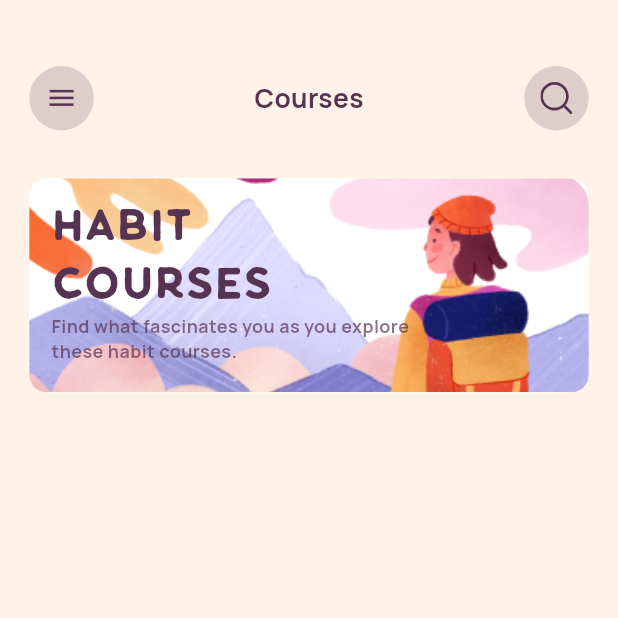
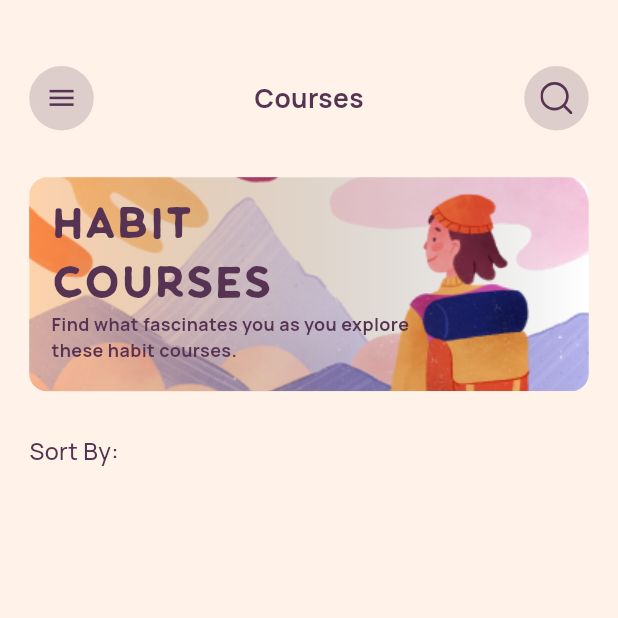
Before and after one commit to Gbenga-Abiodun/habit-app, a Flutter app: the CoursePage screen opened by its route, on a phone screen of 412 x 824 dp, the top half of it. Run offline on Flutter 3.47's test engine with Material 3 defaults, Android fonts, the light colour scheme and no system bars; drawn by our look-alikes of auto_size_text; our stand-ins replace cached_network_image, cloud_firestore, dropdown_button2, firebase_auth, firebase_core, flutter_svg and 5 more; accounts and stored records are empty.

Commit message:
working on the courses page and have done the time wheel

```diff
--- a/lib/config/themes/gradient.dart
+++ b/lib/config/themes/gradient.dart
@@ -14,4 +14,14 @@ final  Gradient = LinearGradient(
     1.0,
   ],);
 
+final  courseCardGradient = LinearGradient(
+  begin: Alignment.centerLeft,
+  end: Alignment.centerRight,
+  colors: [
+    AppColors.textInputColor.withOpacity(0.5,),
+    Colors.transparent
+  ],
+);
+
 LinearGradient signUpGradient()=> Gradient;
+LinearGradient courseCard()=> courseCardGradient;
--- a/lib/navigation/community_page_navigation.dart
+++ b/lib/navigation/community_page_navigation.dart
@@ -7,7 +7,6 @@ import 'package:habit_app/pages/profile/profile_page.dart';
 import 'package:habit_app/pages/settings/settings_page.dart';
 import 'package:habit_app/routes/route_helper.dart';
 import 'package:habit_app/routes/route_keys.dart';
-import 'package:page_transition/page_transition.dart';
 
 
 class CommunityPageNavigation extends GetView<NavController> {
--- a/lib/navigation/course_page_navigation.dart
+++ b/lib/navigation/course_page_navigation.dart
@@ -3,7 +3,6 @@ import 'package:get/get.dart';
 import 'package:habit_app/controller/nav_controller.dart';
 import 'package:habit_app/pages/course/course_page.dart';
 import 'package:habit_app/routes/route_keys.dart';
-import 'package:page_transition/page_transition.dart';
 
 import '../pages/habit/new_habit_page.dart';
 import '../routes/route_helper.dart';
--- a/lib/navigation/home_page_navigation.dart
+++ b/lib/navigation/home_page_navigation.dart
@@ -5,7 +5,6 @@ import 'package:habit_app/controller/nav_controller.dart';
 import 'package:habit_app/pages/habit/new_habit_page.dart';
 import 'package:habit_app/pages/home/home_page.dart';
 import 'package:habit_app/routes/route_keys.dart';
-import 'package:page_transition/page_transition.dart';
 
 import '../routes/route_helper.dart';
 
--- a/lib/pages/course/course_page.dart
+++ b/lib/pages/course/course_page.dart
@@ -1,11 +1,14 @@
+import 'package:dropdown_button2/dropdown_button2.dart';
 import 'package:flutter/material.dart';
 import 'package:flutter_svg/flutter_svg.dart';
 import 'package:habit_app/utils/colors.dart';
 import 'package:habit_app/widgets/circle_icon.dart';
 import 'package:habit_app/widgets/course_card.dart';
 import 'package:habit_app/widgets/custom_app_bar.dart';
+import 'package:habit_app/widgets/scroll_view.dart';
 import 'package:habit_app/widgets/small_text.dart';
 import 'package:habit_app/widgets/top_space.dart';
+import 'package:flutter_svg_provider/flutter_svg_provider.dart' as provider;
 
 import '../../generated/assets.dart';
 import '../../utils/dimensions.dart';
@@ -17,7 +20,9 @@ class CoursePage extends StatelessWidget {
   Widget build(BuildContext context) {
     return Scaffold(
       backgroundColor: AppColors.scaffoldBg2,
-      body: Column(
+      body: AppScrollView(
+        physics: NeverScrollableScrollPhysics(),
+        child: Column(
           children: [
             TopSpace(),
             CustomAppBar(
@@ -38,9 +43,87 @@ class CoursePage extends StatelessWidget {
                 size: Dimensions.height11 * 2,
               ),
             ),
-          SizedBox(height: 32,),
-          CourseCard(),
+            SizedBox(
+              height: Dimensions.height12 * 2.666666666666667,
+            ),
+            const CourseCard(),
+            SizedBox(
+              height: Dimensions.height12 * 2,
+            ),
+            Stack(
+              children: [
+                Container(
+                  width: MediaQuery.of(context).size.width,
+                  height: Dimensions.height10 * 56,
+                  decoration: BoxDecoration(
+                    image: DecorationImage(
+                      fit: BoxFit.scaleDown,
+                      image: provider.Svg(
+                        Assets.svgsBg2,
+                      ),
+                    ),
+                  ),
+                ),
+                Container(
+                  height: Dimensions.height11 * 3,
+                  width: MediaQuery.of(context).size.width,
+                  margin: EdgeInsets.symmetric(
+                    horizontal: Dimensions.height10 * 2,
+                  ),
+                  // color: Colors.white,
+                  child: Row(
+                    children: [
+                      Row(
+                        children: [
+                          SmallText(
+                            text: "Sort By:",
+                            size: Dimensions.font16,
+                            fontWeight: FontWeight.w500,
+                            color: AppColors.eclipse,
+                          ),
+                          // DropdownButtonHideUnderline(
+                          //   child: DropdownButton2<String>(
+                          //     isExpanded: true,
+                          //     hint: Text(
+                          //       'Select Item',
+                          //       style: TextStyle(
+                          //         fontSize: 14,
+                          //         color: Theme.of(context).hintColor,
+                          //       ),
+                          //     ),
+                          //     items: items
+                          //         .map(
+                          //             (String item) => DropdownMenuItem<String>(
+                          //                   value: item,
+                          //                   child: Text(
+                          //                     item,
+                          //                     style: const TextStyle(
+                          //                       fontSize: 14,
+                          //                     ),
+                          //                   ),
+                          //                 ))
+                          //         .toList(),
+                          //     value: selectedValue,
+                          //     onChanged: (String? value) {},
+                          //     buttonStyleData: const ButtonStyleData(
+                          //       padding: EdgeInsets.symmetric(horizontal: 16),
+                          //       height: 40,
+                          //       width: 140,
+                          //     ),
+                          //     menuItemStyleData: const MenuItemStyleData(
+                          //       height: 40,
+                          //     ),
+                          //   ),
+                          // ),
                         ],
+                      ),
+                    ],
+                  ),
+                ),
+              ],
+            )
+          ],
+        ),
       ),
     );
   }
--- a/lib/pages/home/home_page.dart
+++ b/lib/pages/home/home_page.dart
@@ -121,12 +121,10 @@ class HomePage extends StatelessWidget {
                               children: [
                                 SizedBox(height: Dimensions.height12,),
                                 SmallText(
-                                  text: "Sun",
+                                  text: "Sun".toUpperCase(),
                                   fontWeight: FontWeight.w700,
                                   size: Dimensions.height10,
-                                  color: AppColors.eclipse.withOpacity(
-                                    0.5,
-                                  ),
+                                  color: AppColors.eclipse,
                                 ),
                                 // SizedBox(height: 12,),
                                 SmallText(
--- a/lib/pages/main/main_page.dart
+++ b/lib/pages/main/main_page.dart
@@ -12,7 +12,6 @@ import 'package:habit_app/pages/home/home_page.dart';
 import 'package:habit_app/pages/settings/settings_page.dart';
 import 'package:habit_app/routes/route_helper.dart';
 import 'package:habit_app/routes/route_keys.dart';
-import 'package:page_transition/page_transition.dart';
 
 import '../../controller/nav_controller.dart';
 import '../../generated/assets.dart';
--- a/lib/pages/reminder/reminder_page.dart
+++ b/lib/pages/reminder/reminder_page.dart
@@ -11,7 +11,6 @@ import 'package:habit_app/widgets/custom_button.dart';
 import 'package:habit_app/widgets/custom_switch.dart';
 import 'package:habit_app/widgets/scroll_view.dart';
 import 'package:habit_app/widgets/small_text.dart';
-import 'package:page_transition/page_transition.dart';
 
 import '../../generated/assets.dart';
 
--- a/lib/widgets/course_card.dart
+++ b/lib/widgets/course_card.dart
@@ -1,6 +1,7 @@
 import 'package:flutter/material.dart';
 import 'package:habit_app/widgets/small_text.dart';
 
+import '../config/themes/gradient.dart';
 import '../generated/assets.dart';
 import '../utils/colors.dart';
 import '../utils/dimensions.dart';
@@ -17,7 +18,6 @@ class CourseCard extends StatelessWidget {
         horizontal: Dimensions.height10 * 2,
       ),
       decoration: BoxDecoration(
-        color: AppColors.scaffoldBg,
         borderRadius: BorderRadius.circular(
           Dimensions.height12,
         ),
@@ -28,7 +28,19 @@ class CourseCard extends StatelessWidget {
           ),
         ),
       ),
-      child: Row(
+      child: Stack(
+        children: [
+          Container(
+            height: Dimensions.height12 * 12.16666666666667,
+
+            decoration: BoxDecoration(
+              gradient: courseCardGradient,
+              borderRadius: BorderRadius.circular(
+                Dimensions.height12,
+              ),
+            ),
+          ),
+          Row(
             mainAxisAlignment: MainAxisAlignment.spaceBetween,
             children: [
               Padding(
@@ -60,9 +72,7 @@ class CourseCard extends StatelessWidget {
                           size: Dimensions.height12,
                           fontWeight: FontWeight.w700,
                           textAlign: TextAlign.start,
-                      color: AppColors.eclipse.withOpacity(
-                        0.7,
-                      ),
+                          color: AppColors.eclipse,
                         ),
                       ],
                     ),
@@ -82,6 +92,8 @@ class CourseCard extends StatelessWidget {
               ),
             ],
           ),
+        ],
+      ),
     );
   }
 }
```
Also changed, not shown: pubspec.yaml (+2 -8 lines), pubspec.lock. Lines whose indentation alone changed are shown as unchanged.
